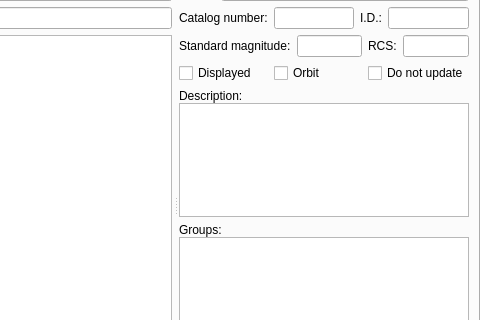
This is plugins/Satellites/src/gui/satellitesDialog.ui in Stellarium/stellarium as Qt 5 draws it before an edit; both pictures show x 183 to 663 and y 81 to 401 of the 663 by 523 pixel window. The edited form follows.
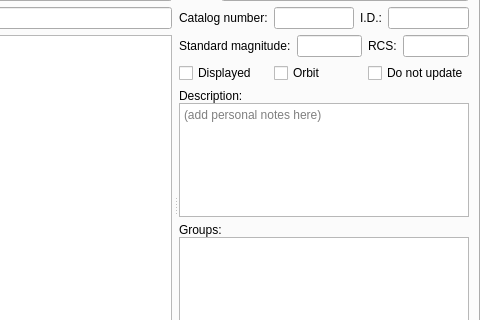
This is the edited form. The open tabs and pages were chosen to show the change. Icons and pictures are not drawn. Custom widgets are drawn as their Qt base class.

Commit message: draw user attention that personal notes can be attached to sats

Diff of the .ui file:
```diff
--- a/plugins/Satellites/src/gui/satellitesDialog.ui
+++ b/plugins/Satellites/src/gui/satellitesDialog.ui
@@ -1078,7 +1078,7 @@
               <bool>false</bool>
              </property>
              <property name="placeholderText">
-              <string notr="true"/>
+                <string>(add personal notes here)</string>
              </property>
             </widget>
            </item>
```
